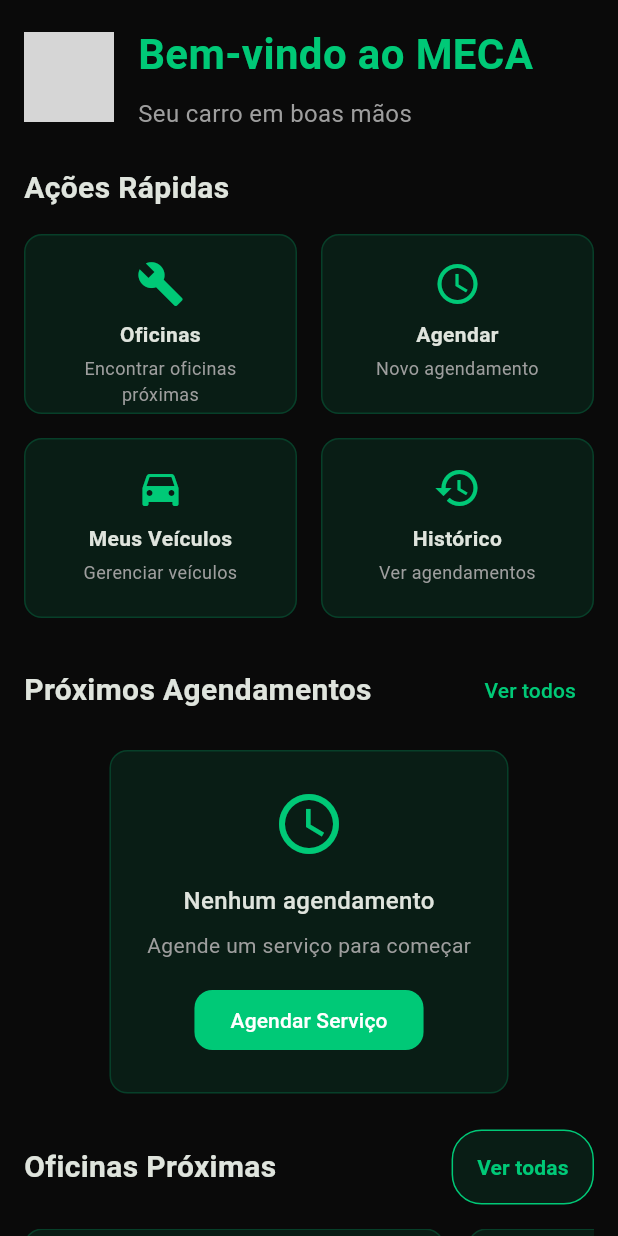
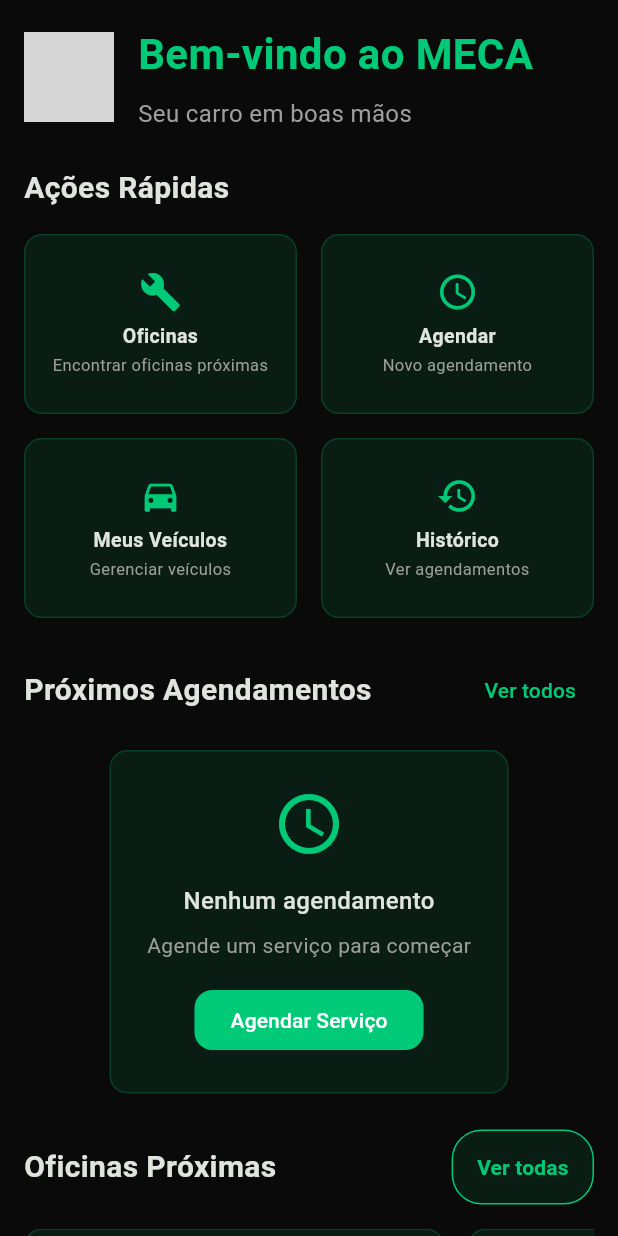
Before and after one commit to mecaDevs0/meca-app-cliente, a Flutter app: the HomeScreen screen opened directly, on a phone screen of 412 x 824 dp. Run offline on Flutter 3.47's test engine with Material 3 defaults, Android fonts, the phone set to English and light mode, and no system bars; our stand-ins replace dio, flutter_local_notifications, geolocator, image_picker, lottie, permission_handler and 1 more; accounts and stored records are empty; network calls fail; statements that could not run were skipped; grey boxes are pictures that could not be loaded.

Commit message:
refactor: Improve UI layout and text styling in home_screen.dart
- Adjusted main axis alignment in the home screen's column for better centering.
- Reduced icon size from 32 to 28 for a more balanced appearance.
- Updated text sizes for title and subtitle to enhance readability.
- Added maxLines and overflow properties to text widgets to prevent overflow and improve layout consistency.

```diff
--- a/lib/screens/home/home_screen.dart
+++ b/lib/screens/home/home_screen.dart
@@ -224,30 +224,35 @@ class _HomeScreenState extends State<HomeScreen> with TickerProviderStateMixin {
             color: const Color(0xFF00C977).withOpacity(0.2),
           ),
         ),
-                            child: Column(
-                              children: [
+        child: Column(
+          mainAxisAlignment: MainAxisAlignment.center,
+          children: [
             Icon(
               icon,
               color: const Color(0xFF00C977),
-              size: 32,
+              size: 28,
             ),
-            const SizedBox(height: 8),
-                                Text(
+            const SizedBox(height: 6),
+            Text(
               title,
               style: const TextStyle(
-                                    fontWeight: FontWeight.bold,
-                fontSize: 14,
+                fontWeight: FontWeight.bold,
+                fontSize: 13,
               ),
               textAlign: TextAlign.center,
+              maxLines: 1,
+              overflow: TextOverflow.ellipsis,
             ),
-            const SizedBox(height: 4),
+            const SizedBox(height: 2),
             Text(
               subtitle,
               style: const TextStyle(
                 color: Colors.grey,
-                fontSize: 12,
+                fontSize: 11,
               ),
               textAlign: TextAlign.center,
+              maxLines: 2,
+              overflow: TextOverflow.ellipsis,
             ),
           ],
         ),
```
